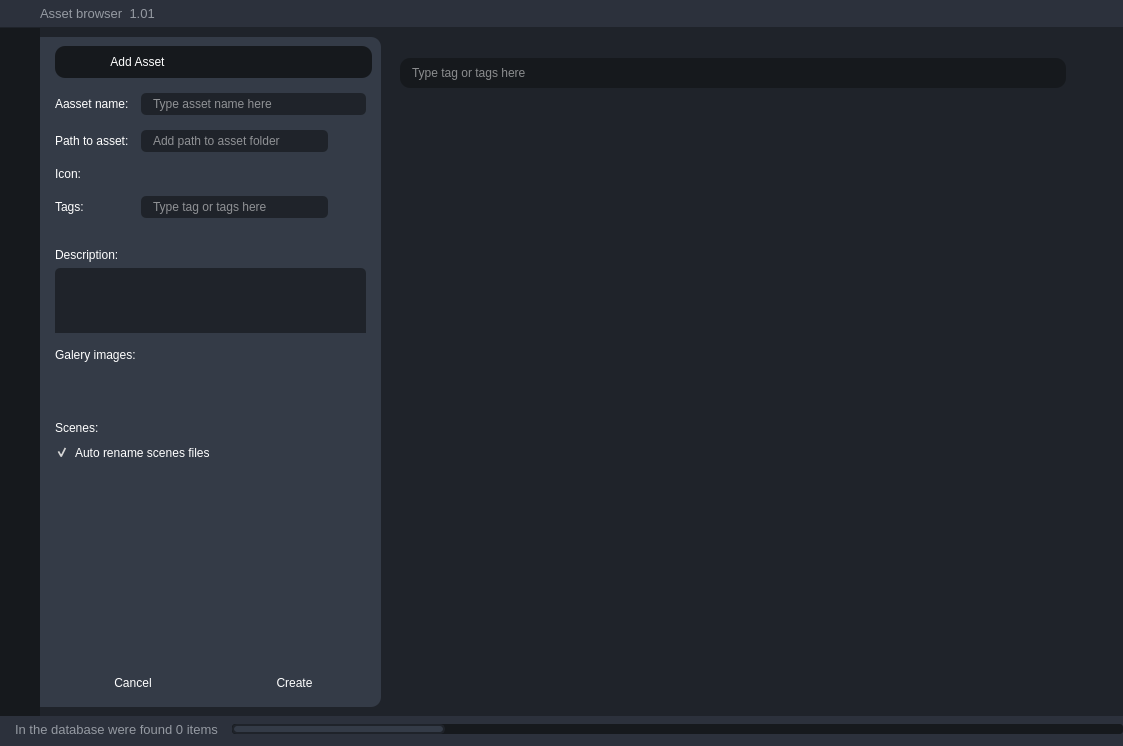
First picture: the form in UI/Ui_MainWindow.ui, repository andreikin/asset_browser, before the edit.
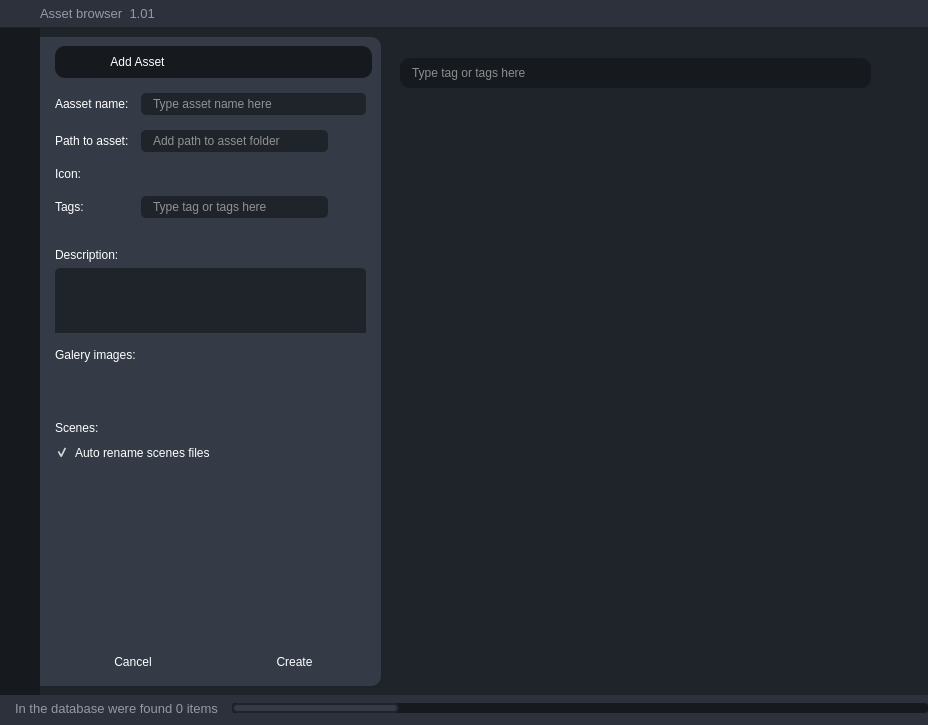
Second picture: the form after the edit. Icons and pictures are not drawn.

Commit message: add help button

Patch:
```diff
--- a/UI/Ui_MainWindow.ui
+++ b/UI/Ui_MainWindow.ui
@@ -6,8 +6,8 @@
    <rect>
     <x>0</x>
     <y>0</y>
-    <width>1123</width>
-    <height>746</height>
+    <width>928</width>
+    <height>725</height>
    </rect>
   </property>
   <property name="windowTitle">
@@ -510,7 +510,13 @@
            <widget class="QPushButton" name="settings_button">
             <property name="minimumSize">
              <size>
-              <width>0</width>
+              <width>40</width>
+              <height>40</height>
+             </size>
+            </property>
+            <property name="maximumSize">
+             <size>
+              <width>40</width>
               <height>40</height>
              </size>
             </property>
@@ -646,7 +652,7 @@
                       <x>0</x>
                       <y>0</y>
                       <width>317</width>
-                      <height>562</height>
+                      <height>541</height>
                      </rect>
                     </property>
                     <layout class="QVBoxLayout" name="verticalLayout">
```
Left out of the diff: 29 changed lines with no effect on the pictures. The commit also changes 5 other files.
